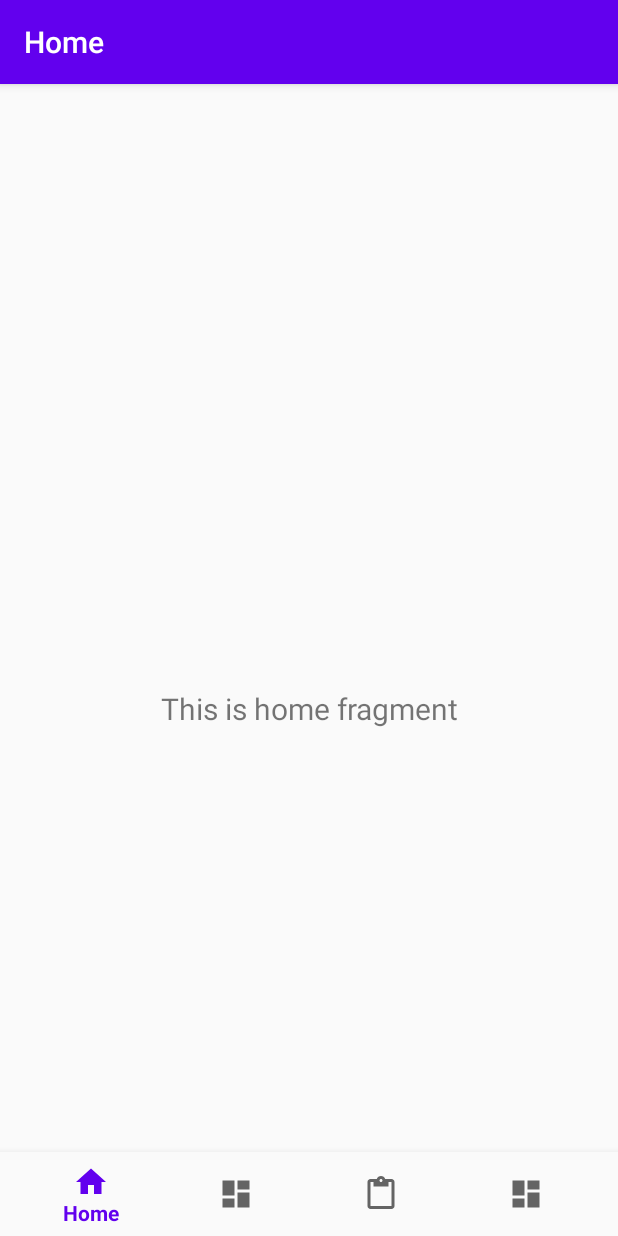
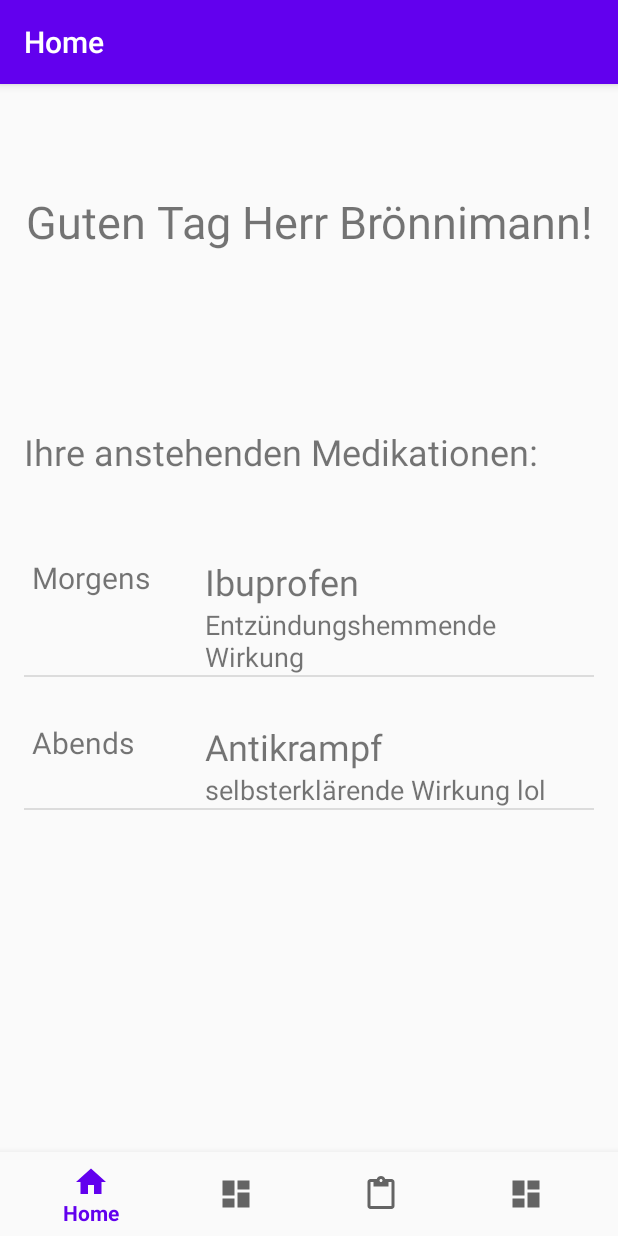
Before and after one commit to velkv1/SmartSpender, an Android app: the screen it shows after launch (MainActivity), on a phone screen of 412 x 824 dp. Run offline under Robolectric (Android 15) with nearby library versions, the phone set to English and light mode, and no system bars; our stand-ins replace navigation-ui.

Commit message:
ViewList für Homescreen integriert
ViewList für den Homescreen integriert. Zeigt jetzt die anstehende Medikation mit Einnahmezeitpunkt und Beschreibung an. Eine Demo-Medication Klasse wurde ebenfalls erstellt.

```diff
--- a/app/src/main/java/ch/bfh/medicaldispenser/MainActivity.java
+++ b/app/src/main/java/ch/bfh/medicaldispenser/MainActivity.java
@@ -1,6 +1,8 @@
 package ch.bfh.medicaldispenser;
 
+import android.content.res.Resources;
 import android.os.Bundle;
+import android.widget.ArrayAdapter;
 
 import com.google.android.material.bottomnavigation.BottomNavigationView;
 
@@ -11,6 +13,8 @@ import androidx.navigation.ui.AppBarConfiguration;
 import androidx.navigation.ui.NavigationUI;
 
 public class MainActivity extends AppCompatActivity {
+
+
 
     @Override
     protected void onCreate(Bundle savedInstanceState) {
@@ -25,6 +29,7 @@ public class MainActivity extends AppCompatActivity {
         NavController navController = Navigation.findNavController(this, R.id.nav_host_fragment);
         NavigationUI.setupActionBarWithNavController(this, navController, appBarConfiguration);
         NavigationUI.setupWithNavController(navView, navController);
+
     }
 
 }
--- /dev/null
+++ b/app/src/main/java/ch/bfh/medicaldispenser/Medication.java
@@ -0,0 +1,27 @@
+package ch.bfh.medicaldispenser;
+
+public class Medication {
+
+    private String name;
+    private String description;
+    private String takingTime;
+
+    public Medication (String name, String description, String takingTime) {
+        this.name = name;
+        this.description = description;
+        this.takingTime = takingTime;
+    }
+
+    public String getName() {
+        return this.name;
+    }
+
+    public String getDescription() {
+        return this.description;
+    }
+
+    public String getTakingTime() {
+        return this.takingTime;
+    }
+
+}
--- a/app/src/main/java/ch/bfh/medicaldispenser/ui/PlanErfassen/MediplanErfassenFragment.java
+++ b/app/src/main/java/ch/bfh/medicaldispenser/ui/PlanErfassen/MediplanErfassenFragment.java
@@ -2,6 +2,7 @@ package ch.bfh.medicaldispenser.ui.PlanErfassen;
 
 import android.os.Bundle;
 import android.view.LayoutInflater;
+import android.view.SurfaceView;
 import android.view.View;
 import android.view.ViewGroup;
 import android.widget.TextView;
@@ -12,22 +13,40 @@ import androidx.fragment.app.Fragment;
 import androidx.lifecycle.Observer;
 import androidx.lifecycle.ViewModelProviders;
 
+import com.google.android.gms.vision.CameraSource;
+import com.google.android.gms.vision.barcode.BarcodeDetector;
+
 import ch.bfh.medicaldispenser.R;
 
 public class MediplanErfassenFragment extends Fragment {
 
     private MediplanErfassenViewModel MediplanErfassenViewModel;
 
+    SurfaceView surfaceView;
+    CameraSource cameraSource;
+    TextView textView;
+    BarcodeDetector barcodeDetector;
+
     public View onCreateView(@NonNull LayoutInflater inflater,
                              ViewGroup container, Bundle savedInstanceState) {
         MediplanErfassenViewModel =
                 ViewModelProviders.of(this).get(MediplanErfassenViewModel.class);
         View root = inflater.inflate(R.layout.fragment_mediplan_erfassen, container, false);
-        //final TextView textView = root.findViewById(R.id.text_mediplan_erfassen);
+
+        surfaceView = (SurfaceView)root.findViewById(R.id.camerapreview);
+        textView = (TextView)root.findViewById(R.id.textViewPointCamera);
+
+        //barcodeDetector = new BarcodeDetector(this)
+        //       .setBarcodeFormats(Barcode.QR_CODE).build();
+
+        //cameraSource = new CameraSource.Builder(this, barcodeDetector)
+        //       .setRequestedPreviewSize(640, 460).build();
+
+
         MediplanErfassenViewModel.getText().observe(getViewLifecycleOwner(), new Observer<String>() {
             @Override
             public void onChanged(@Nullable String s) {
-             //   textView.setText(s);
+
             }
         });
         return root;
--- a/app/src/main/java/ch/bfh/medicaldispenser/ui/PlanErfassen/MediplanErfassenViewModel.java
+++ b/app/src/main/java/ch/bfh/medicaldispenser/ui/PlanErfassen/MediplanErfassenViewModel.java
@@ -13,6 +13,7 @@ public class MediplanErfassenViewModel extends ViewModel {
         //mText.setValue("This is dashboard fragment");
     }
 
+
     public LiveData<String> getText() {
         return mText;
     }
--- a/app/src/main/java/ch/bfh/medicaldispenser/ui/home/HomeFragment.java
+++ b/app/src/main/java/ch/bfh/medicaldispenser/ui/home/HomeFragment.java
@@ -1,9 +1,12 @@
 package ch.bfh.medicaldispenser.ui.home;
 
+import android.content.res.Resources;
 import android.os.Bundle;
 import android.view.LayoutInflater;
 import android.view.View;
 import android.view.ViewGroup;
+import android.widget.ArrayAdapter;
+import android.widget.ListView;
 import android.widget.TextView;
 
 import androidx.annotation.NonNull;
@@ -12,22 +15,45 @@ import androidx.fragment.app.Fragment;
 import androidx.lifecycle.Observer;
 import androidx.lifecycle.ViewModelProviders;
 
+import java.util.ArrayList;
+
+import ch.bfh.medicaldispenser.MainActivity;
+import ch.bfh.medicaldispenser.Medication;
 import ch.bfh.medicaldispenser.R;
 
 public class HomeFragment extends Fragment {
 
     private HomeViewModel homeViewModel;
+    ListView medicationListView;
 
     public View onCreateView(@NonNull LayoutInflater inflater,
                              ViewGroup container, Bundle savedInstanceState) {
         homeViewModel =
                 ViewModelProviders.of(this).get(HomeViewModel.class);
         View root = inflater.inflate(R.layout.fragment_home, container, false);
-        final TextView textView = root.findViewById(R.id.text_home);
-        homeViewModel.getText().observe(getViewLifecycleOwner(), new Observer<String>() {
+        Resources res = getResources();
+        final TextView textViewHome = root.findViewById(R.id.text_home);
+        final TextView textViewUpMedication = root.findViewById(R.id.text_upMedication);
+        MedicationAdapter medicationAdapter = new MedicationAdapter(getContext(), homeViewModel.getMedications());
+
+
+
+        medicationListView = root.findViewById(R.id.medicationListView);
+
+        medicationListView.setAdapter(medicationAdapter);
+
+
+
+        homeViewModel.getHomeText().observe(getViewLifecycleOwner(), new Observer<String>() {
             @Override
             public void onChanged(@Nullable String s) {
-                textView.setText(s);
+                textViewHome.setText(s);
+            }
+        });
+        homeViewModel.getupMedicationsText().observe(getViewLifecycleOwner(), new Observer<String>() {
+            @Override
+            public void onChanged(@Nullable String s) {
+                textViewUpMedication.setText(s);
             }
         });
         return root;
--- a/app/src/main/java/ch/bfh/medicaldispenser/ui/home/HomeViewModel.java
+++ b/app/src/main/java/ch/bfh/medicaldispenser/ui/home/HomeViewModel.java
@@ -1,19 +1,69 @@
 package ch.bfh.medicaldispenser.ui.home;
+
+import android.content.res.Resources;
 
 import androidx.lifecycle.LiveData;
 import androidx.lifecycle.MutableLiveData;
 import androidx.lifecycle.ViewModel;
 
+import com.google.android.gms.common.util.Strings;
+
+import java.util.ArrayList;
+
+import ch.bfh.medicaldispenser.MainActivity;
+import ch.bfh.medicaldispenser.Medication;
+
 public class HomeViewModel extends ViewModel {
 
-    private MutableLiveData<String> mText;
+    private MutableLiveData<String> homeText;
+    private MutableLiveData<String> upMedicationsText;
+    ArrayList<Medication> medications;
+    //ArrayList<String> medicationList;
+    //ArrayList<String> takingTimeList;
+    //ArrayList<String> descriptionList;
+
+
 
     public HomeViewModel() {
-        mText = new MutableLiveData<>();
-        mText.setValue("This is home fragment");
+        homeText = new MutableLiveData<>();
+        upMedicationsText = new MutableLiveData<>();
+
+
+        homeText.setValue("Guten Tag Herr Brönnimann!");
+        upMedicationsText.setValue("Ihre anstehenden Medikationen:");
+
+        medications = new ArrayList<>();
+        //medicationList = new ArrayList<String>();
+        //takingTimeList = new ArrayList<String>();
+        //descriptionList = new ArrayList<String>();
+
+        medications.add(new Medication("Ibuprofen","Entzündungshemmende Wirkung", "Morgens"));
+        medications.add(new Medication("Antikrampf","selbsterklärende Wirkung lol", "Abends"));
+
     }
 
-    public LiveData<String> getText() {
-        return mText;
+
+    public LiveData<String> getHomeText() {
+        return homeText;
     }
+    public LiveData<String> getupMedicationsText() {
+        return upMedicationsText;
+    }
+
+    /*public void fillMedicationList() {
+        for(Medication med : medications) {
+            medicationList.add(med.getName());
+        }
+        for(Medication med : medications) {
+            takingTimeList.add(med.getTakingTime());
+        }
+        for(Medication med : medications) {
+            descriptionList.add(med.getDescription());
+        }
+    }*/
+
+    public ArrayList<Medication> getMedications() {
+        return medications;
+    }
+
 }
--- /dev/null
+++ b/app/src/main/java/ch/bfh/medicaldispenser/ui/home/MedicationAdapter.java
@@ -0,0 +1,59 @@
+package ch.bfh.medicaldispenser.ui.home;
+
+import android.content.Context;
+import android.view.LayoutInflater;
+import android.view.View;
+import android.view.ViewGroup;
+import android.widget.BaseAdapter;
+import android.widget.TextView;
+
+import java.util.ArrayList;
+
+import ch.bfh.medicaldispenser.Medication;
+import ch.bfh.medicaldispenser.R;
+
+
+public class MedicationAdapter extends BaseAdapter {
+
+    LayoutInflater mInflater;
+    ArrayList<Medication> medications;
+
+    public MedicationAdapter(Context c, ArrayList<Medication> med) {
+        this.medications = med;
+        mInflater = (LayoutInflater) c.getSystemService(Context.LAYOUT_INFLATER_SERVICE);
+    }
+
+    @Override
+    public int getCount() {
+        return medications.size();
+    }
+
+    @Override
+    public Object getItem(int i) {
+        return medications.get(i).getName();
+    }
+
+    @Override
+    public long getItemId(int i) {
+        return i;
+    }
+
+    @Override
+    public View getView(int i, View convertView, ViewGroup parent) {
+
+        View v = mInflater.inflate(R.layout.upcoming_medication_list, null);
+        TextView upMedNameTV = (TextView) v.findViewById(R.id.upMedNameTV);
+        TextView upDescrTV = (TextView) v.findViewById(R.id.upDescrTV);
+        TextView takingTimeTV = (TextView) v.findViewById(R.id.takingTimeTV);
+
+        String name = medications.get(i).getName();
+        String descr = medications.get(i).getDescription();
+        String takingTime = medications.get(i).getTakingTime();
+
+        upMedNameTV.setText(name);
+        upDescrTV.setText(descr);
+        takingTimeTV.setText(takingTime);
+
+        return v;
+    }
+}
--- a/app/src/main/java/ch/bfh/medicaldispenser/ui/mediplan/MediplanViewModel.java
+++ b/app/src/main/java/ch/bfh/medicaldispenser/ui/mediplan/MediplanViewModel.java
@@ -1,5 +1,6 @@
 package ch.bfh.medicaldispenser.ui.mediplan;
 
+import androidx.appcompat.app.AppCompatActivity;
 import androidx.lifecycle.LiveData;
 import androidx.lifecycle.MutableLiveData;
 import androidx.lifecycle.ViewModel;
--- a/app/src/main/res/layout/fragment_home.xml
+++ b/app/src/main/res/layout/fragment_home.xml
@@ -8,15 +8,45 @@
 
     <TextView
         android:id="@+id/text_home"
-        android:layout_width="match_parent"
+        android:layout_width="0dp"
+        android:layout_height="50dp"
+        android:layout_marginStart="16dp"
+        android:layout_marginEnd="16dp"
+        android:textAlignment="center"
+        android:textSize="30sp"
+        app:layout_constraintBottom_toBottomOf="parent"
+        app:layout_constraintEnd_toEndOf="parent"
+        app:layout_constraintHorizontal_bias="0.0"
+        app:layout_constraintStart_toStartOf="parent"
+        app:layout_constraintTop_toTopOf="parent"
+        app:layout_constraintVertical_bias="0.023" />
+
+    <TextView
+        android:id="@+id/text_upMedication"
+        android:layout_width="0dp"
         android:layout_height="wrap_content"
-        android:layout_marginStart="8dp"
-        android:layout_marginTop="8dp"
-        android:layout_marginEnd="8dp"
-        android:textAlignment="center"
-        android:textSize="20sp"
+        android:layout_marginStart="16dp"
+        android:layout_marginEnd="16dp"
+        android:textAlignment="textStart"
+        android:textSize="24sp"
+        app:layout_constraintBottom_toBottomOf="parent"
+        app:layout_constraintEnd_toEndOf="parent"
+        app:layout_constraintHorizontal_bias="0.0"
+        app:layout_constraintStart_toStartOf="parent"
+        app:layout_constraintTop_toBottomOf="@+id/text_home"
+        app:layout_constraintVertical_bias="0.175" />
+
+    <ListView
+        android:id="@+id/medicationListView"
+        android:layout_width="0dp"
+        android:layout_height="342dp"
+        android:layout_marginStart="16dp"
+        android:layout_marginTop="24dp"
+        android:layout_marginEnd="16dp"
         app:layout_constraintBottom_toBottomOf="parent"
         app:layout_constraintEnd_toEndOf="parent"
         app:layout_constraintStart_toStartOf="parent"
-        app:layout_constraintTop_toTopOf="parent" />
+        app:layout_constraintTop_toBottomOf="@+id/text_upMedication"
+        app:layout_constraintVertical_bias="0.0" />
+
 </androidx.constraintlayout.widget.ConstraintLayout>
--- /dev/null
+++ b/app/src/main/res/layout/upcoming_medication_list.xml
@@ -0,0 +1,41 @@
+<?xml version="1.0" encoding="utf-8"?>
+<RelativeLayout xmlns:android="http://schemas.android.com/apk/res/android"
+    android:layout_width="match_parent" android:layout_height="match_parent">
+
+    <TextView
+        android:id="@+id/upMedNameTV"
+        android:layout_width="193dp"
+        android:layout_height="wrap_content"
+        android:layout_alignParentTop="true"
+        android:layout_alignParentEnd="true"
+        android:layout_marginStart="30dp"
+        android:layout_marginTop="30dp"
+        android:layout_marginEnd="30dp"
+        android:layout_toEndOf="@+id/takingTimeTV"
+        android:text="MediName"
+        android:textSize="24sp" />
+
+    <TextView
+        android:id="@+id/upDescrTV"
+        android:layout_width="195dp"
+        android:layout_height="wrap_content"
+        android:layout_below="@+id/upMedNameTV"
+        android:layout_alignParentEnd="true"
+        android:layout_marginStart="30dp"
+        android:layout_marginTop="0dp"
+        android:layout_marginEnd="30dp"
+        android:layout_toEndOf="@+id/takingTimeTV"
+        android:text="Description"
+        android:textSize="18sp" />
+
+    <TextView
+        android:id="@+id/takingTimeTV"
+        android:layout_width="85dp"
+        android:layout_height="wrap_content"
+        android:layout_alignParentStart="true"
+        android:layout_alignParentTop="true"
+        android:layout_marginStart="5dp"
+        android:layout_marginTop="30dp"
+        android:text="T_Time"
+        android:textSize="20sp" />
+</RelativeLayout>
--- a/app/src/main/res/values/strings.xml
+++ b/app/src/main/res/values/strings.xml
@@ -5,6 +5,23 @@
     <string name="title_Logs">Logs</string>
     <string name="title_planErfassen">eMediplan Erfassen</string>
 
+    <string-array name="medicationList">
+        <item name="ibuprofen" type="string">ibuprofen</item>
+        <item name="antikrampf" type="string">Antikrampf</item>
+    </string-array>
+
+    <string-array name="takingTime">
+        <item name = "morning" type = "string">Morgens</item>
+        <item name = "noon" type = "string">Mittags</item>
+        <item name = "evening" type = "string">Abends</item>
+        <item name = "night" type = "string">Nachts</item>
+    </string-array>
+
+    <string-array name="descriptions">
+        <item name = "ibuprofenDescr" type = "string">Zur Entzündungshemmung</item>
+        <item name = "antikrampfDescr" type = "string">Antikrampf selbsterklärend lol</item>
+    </string-array>
+
     <!-- TODO: Remove or change this placeholder text -->
     <string name="hello_blank_fragment">Hello blank fragment</string>
 </resources>
```
Also changed, not shown: app/src/main/java/ch/bfh/medicaldispenser/ui/mediplan/MediPlanFragment.java (+12 -0 lines).
